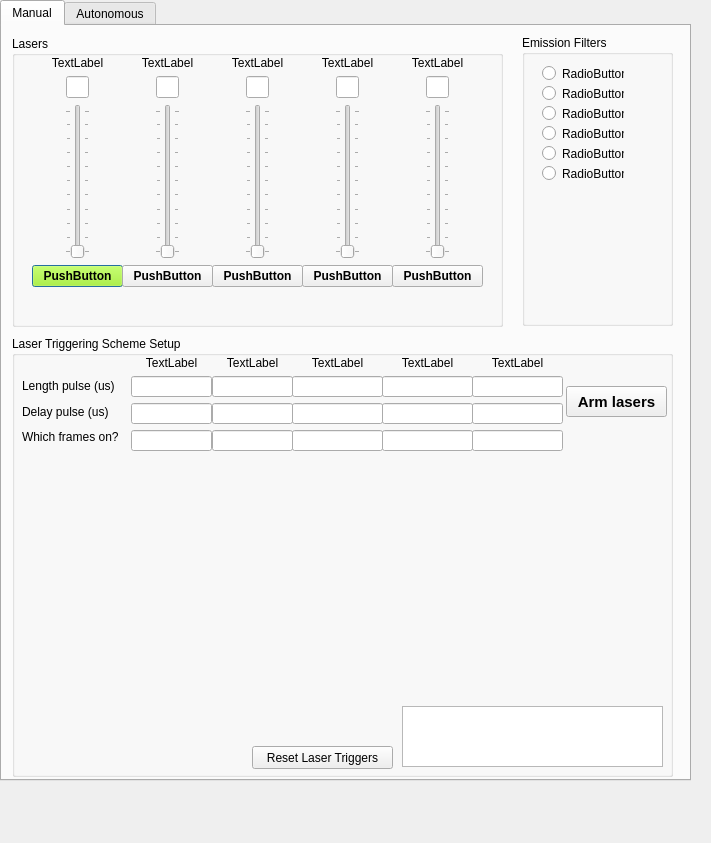
Qt form UILaserController.ui (kjamartens/Gladoscopy) before a commit.
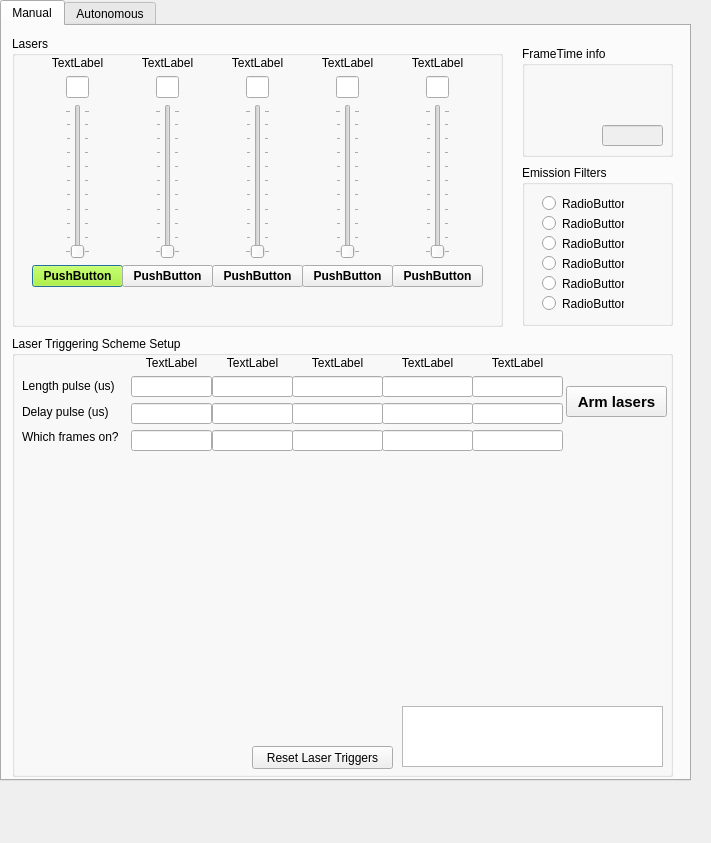
The same form after that commit. Custom widgets are drawn as their Qt base class.

Commit message:
Fully working laser triggering
Only caveat: cannot be only 1 zero at delay/duration, should be soft-fixed

Patch:
```diff
--- a/UILaserController.ui
+++ b/UILaserController.ui
@@ -1084,9 +1084,9 @@
      <property name="geometry">
       <rect>
        <x>520</x>
-       <y>9</y>
+       <y>139</y>
        <width>151</width>
-       <height>291</height>
+       <height>161</height>
       </rect>
      </property>
      <property name="title">
@@ -1455,6 +1455,32 @@
       </layout>
      </widget>
     </widget>
+    <widget class="QGroupBox" name="groupBox">
+     <property name="geometry">
+      <rect>
+       <x>520</x>
+       <y>20</y>
+       <width>151</width>
+       <height>111</height>
+      </rect>
+     </property>
+     <property name="title">
+      <string>FrameTime info</string>
+     </property>
+     <widget class="QLineEdit" name="frameTime_editBox">
+      <property name="enabled">
+       <bool>false</bool>
+      </property>
+      <property name="geometry">
+       <rect>
+        <x>80</x>
+        <y>79</y>
+        <width>61</width>
+        <height>21</height>
+       </rect>
+      </property>
+     </widget>
+    </widget>
    </widget>
    <widget class="QWidget" name="tab_autonomous">
     <attribute name="title">
```
The commit also changes 2 other files.
